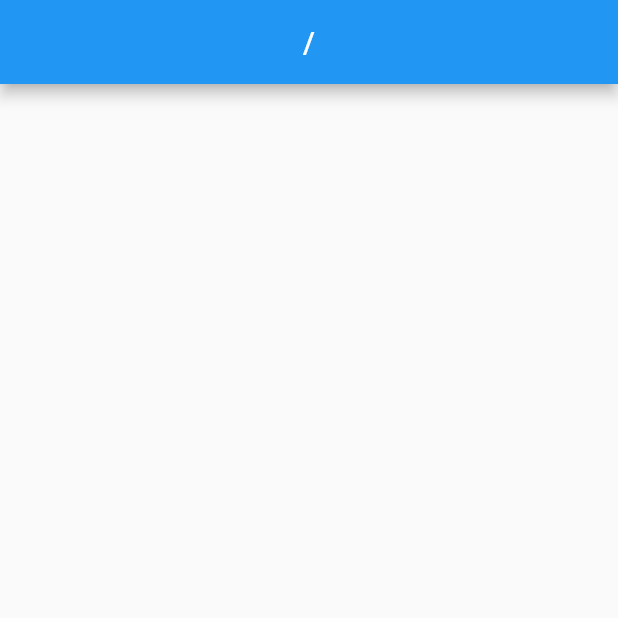
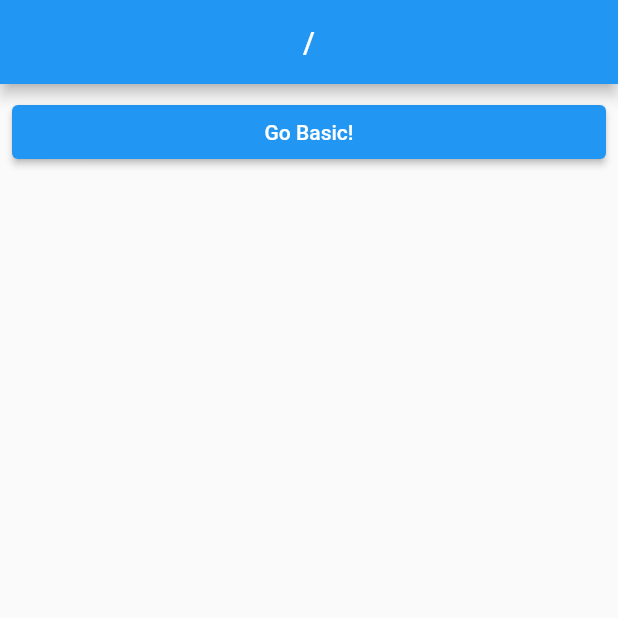
Before and after one commit to DongWooKim97/go_router_practice, a Flutter app: the screen it shows after launch, on a phone screen of 412 x 824 dp, the top half of it. Run offline on Flutter 3.47's test engine with Material 2 defaults, Android fonts, the phone set to English and light mode, and no system bars; our stand-ins replace go_router.

Commit message:
feat: Go 함수 활용하기

```diff
--- a/lib/main.dart
+++ b/lib/main.dart
@@ -13,7 +13,7 @@ class _App extends StatelessWidget {
   @override
   Widget build(BuildContext context) {
     return MaterialApp.router(
-      routerConfig: router , // 기존에 선언한 라우터 값을 그대로 넣어준다.
+      routerConfig: router, // 기존에 선언한 라우터 값을 그대로 넣어준다.
     );
   }
 }
--- a/lib/router/router.dart
+++ b/lib/router/router.dart
@@ -1,17 +1,29 @@
-
-
 import 'package:go_router/go_router.dart';
+import 'package:go_router_practice/screen/1_basic_screen.dart';
 import 'package:go_router_practice/screen/route_screen.dart';
 
+//GoRouter 선언 , routes => 리스트를 넣자
 // https://blog.codefactory.ai -> /하는거랑 같다. 도메인은 무시한다고 하면!!.  -> path
-// 가정
-final router = GoRouter(routes: [
-  GoRoute(
-    path: '/', // 첫 페이지
-    builder:  (context, state)  {
-      return RootScreen();
-    }
-  ),
-]
-    // 실제 인터넷에서 라우팅하듯 라우팅함
-    ); //GoRouter 선언 , routes => 리스트를 넣자
+final router = GoRouter(
+  routes: [
+    GoRoute(
+      //라우터 등록
+      path: '/', // 첫 페이지
+      builder: (context, state) {
+        return RootScreen();
+      },
+      routes: [
+        // ★ route 속 routes -> 중첩된 url 관리하기 위함.!!
+        GoRoute(
+          path: 'basic',
+          builder: (context, builder) {
+            return BasicScreen();
+          },
+        ),
+      ],
+    ),
+  ],
+);
+
+// / -> home
+// /basic -> basic screen
--- a/lib/screen/route_screen.dart
+++ b/lib/screen/route_screen.dart
@@ -1,4 +1,5 @@
 import 'package:flutter/material.dart';
+import 'package:go_router/go_router.dart';
 import 'package:go_router_practice/layout/default_layout.dart';
 
 class RootScreen extends StatelessWidget {
@@ -8,8 +9,17 @@ class RootScreen extends StatelessWidget {
   Widget build(BuildContext context) {
     return DefaultLayout(
       body: ListView(
-        children: [],
+        children: [
+          ElevatedButton(
+            onPressed: () {
+              context.go('/basic');
+            },
+            child: Text('Go Basic!'),
+          ),
+        ],
       ),
     );
   }
 }
+
+// go를 써가지고 path를 파라미터에 넣어주면은 스크린으로 이동할 수가 있다. !!
```
